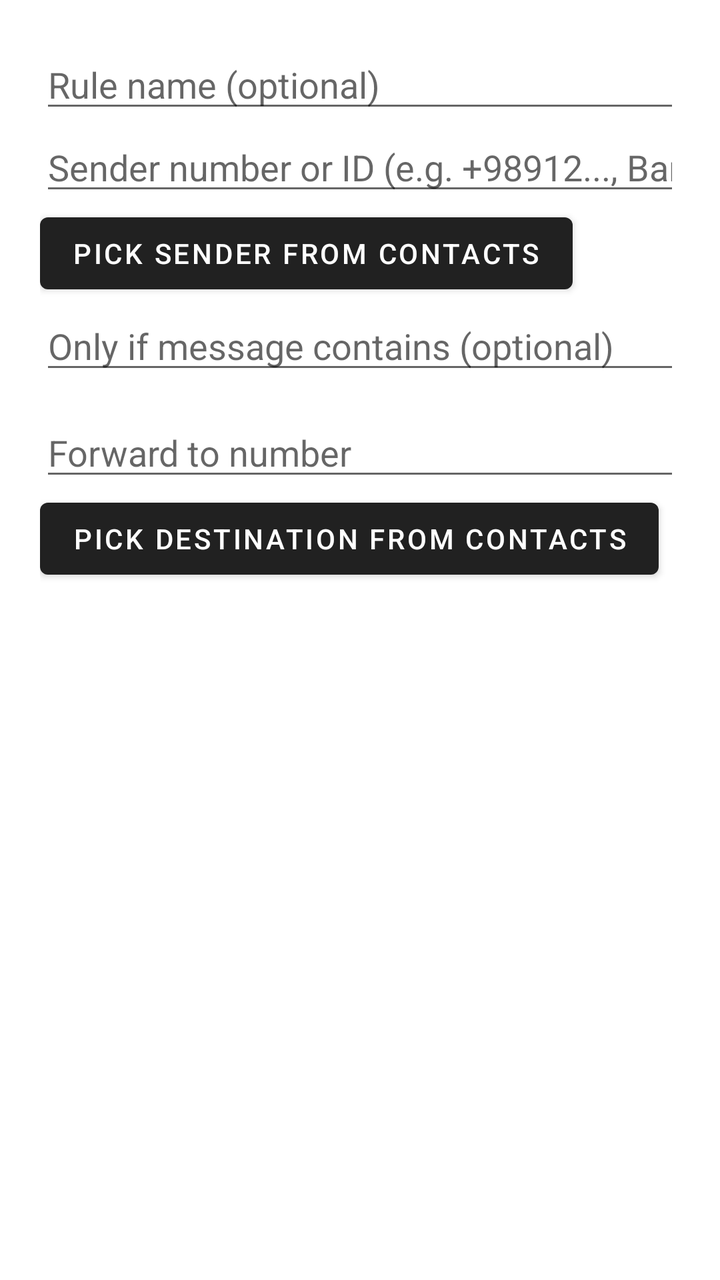
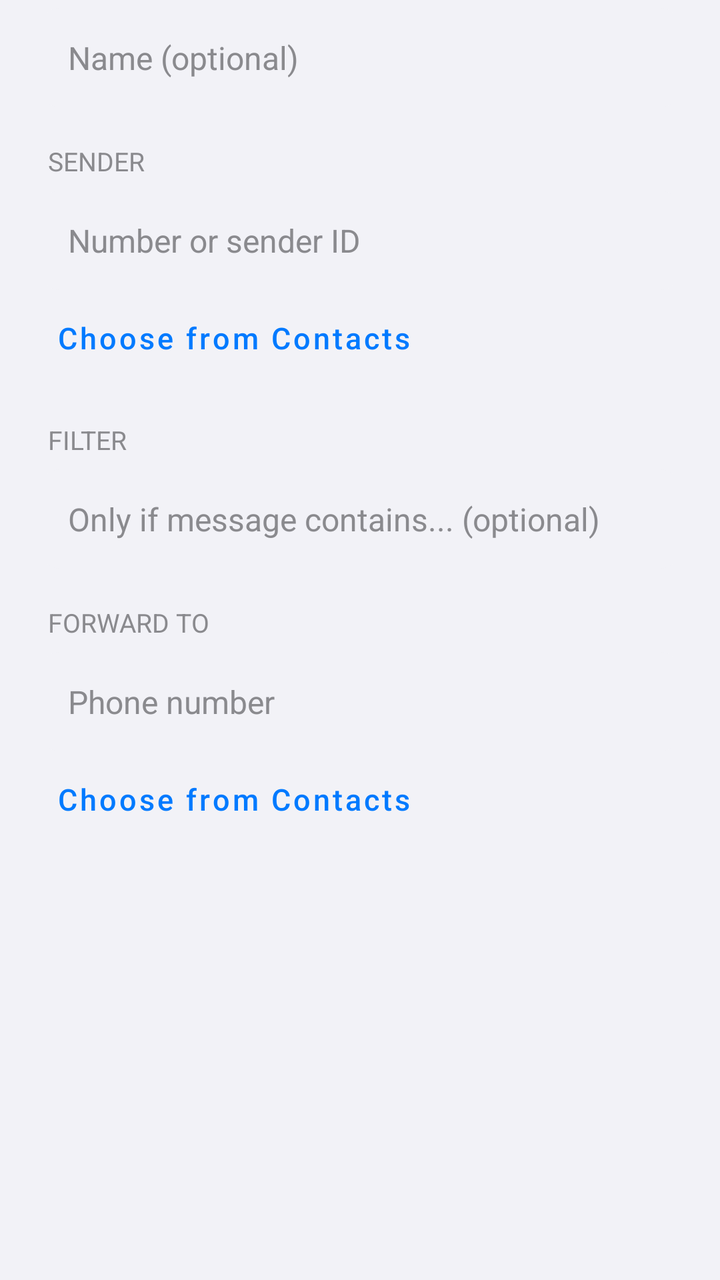

Screens rendered from an Android XML layout before and after an edit, with the pre-edit source and the edit as a unified diff.
<!-- AndroidManifest.xml: application theme Theme.SMSForwarder -->
<!-- res/layout/dialog_rule.xml -->
<?xml version="1.0" encoding="utf-8"?>
<ScrollView xmlns:android="http://schemas.android.com/apk/res/android"
    android:layout_width="match_parent"
    android:layout_height="wrap_content">

    <LinearLayout
        android:layout_width="match_parent"
        android:layout_height="wrap_content"
        android:orientation="vertical"
        android:padding="20dp">

        <EditText
            android:id="@+id/etName"
            android:layout_width="match_parent"
            android:layout_height="wrap_content"
            android:hint="@string/rule_name_hint"
            android:inputType="text" />

        <EditText
            android:id="@+id/etSender"
            android:layout_width="match_parent"
            android:layout_height="wrap_content"
            android:hint="@string/sender_hint"
            android:inputType="text" />

        <Button
            android:id="@+id/btnPickSender"
            android:layout_width="wrap_content"
            android:layout_height="wrap_content"
            android:text="@string/pick_sender" />

        <EditText
            android:id="@+id/etKeyword"
            android:layout_width="match_parent"
            android:layout_height="wrap_content"
            android:hint="@string/keyword_hint"
            android:inputType="text" />

        <EditText
            android:id="@+id/etDest"
            android:layout_width="match_parent"
            android:layout_height="wrap_content"
            android:layout_marginTop="12dp"
            android:hint="@string/dest_hint"
            android:inputType="phone" />

        <Button
            android:id="@+id/btnPick"
            android:layout_width="wrap_content"
            android:layout_height="wrap_content"
            android:text="@string/pick_contact" />
    </LinearLayout>
</ScrollView>
<!-- resources referenced by this layout -->
<resources>
  <string name="dest_hint">Forward to number</string>
  <string name="keyword_hint">Only if message contains (optional)</string>
  <string name="pick_contact">Pick destination from contacts</string>
  <string name="pick_sender">Pick sender from contacts</string>
  <string name="rule_name_hint">Rule name (optional)</string>
  <string name="sender_hint">Sender number or ID (e.g. +98912..., BankName)</string>
  <style name="Theme.SMSForwarder" parent="Theme.MaterialComponents.DayNight.DarkActionBar" />
</resources>

<!-- the commit's change to res/layout/dialog_rule.xml (unified diff, before → after) -->
@@ -7,17 +7,28 @@
         android:layout_width="match_parent"
         android:layout_height="wrap_content"
         android:orientation="vertical"
-        android:padding="20dp">
+        android:paddingStart="20dp"
+        android:paddingTop="4dp"
+        android:paddingEnd="20dp"
+        android:paddingBottom="8dp">
 
         <EditText
             android:id="@+id/etName"
+            style="@style/IOSField"
             android:layout_width="match_parent"
             android:layout_height="wrap_content"
             android:hint="@string/rule_name_hint"
             android:inputType="text" />
 
+        <TextView
+            style="@style/IOSSection"
+            android:layout_width="wrap_content"
+            android:layout_height="wrap_content"
+            android:text="@string/sec_sender" />
+
         <EditText
             android:id="@+id/etSender"
+            style="@style/IOSField"
             android:layout_width="match_parent"
             android:layout_height="wrap_content"
             android:hint="@string/sender_hint"
@@ -25,27 +36,42 @@
 
         <Button
             android:id="@+id/btnPickSender"
+            style="@style/IOSTextButton"
             android:layout_width="wrap_content"
             android:layout_height="wrap_content"
             android:text="@string/pick_sender" />
 
+        <TextView
+            style="@style/IOSSection"
+            android:layout_width="wrap_content"
+            android:layout_height="wrap_content"
+            android:text="@string/sec_filter" />
+
         <EditText
             android:id="@+id/etKeyword"
+            style="@style/IOSField"
             android:layout_width="match_parent"
             android:layout_height="wrap_content"
             android:hint="@string/keyword_hint"
             android:inputType="text" />
 
+        <TextView
+            style="@style/IOSSection"
+            android:layout_width="wrap_content"
+            android:layout_height="wrap_content"
+            android:text="@string/sec_forward" />
+
         <EditText
             android:id="@+id/etDest"
+            style="@style/IOSField"
             android:layout_width="match_parent"
             android:layout_height="wrap_content"
-            android:layout_marginTop="12dp"
             android:hint="@string/dest_hint"
             android:inputType="phone" />
 
         <Button
             android:id="@+id/btnPick"
+            style="@style/IOSTextButton"
             android:layout_width="wrap_content"
             android:layout_height="wrap_content"
             android:text="@string/pick_contact" />
<!-- resource entries referenced after the edit -->
@@ -1,11 +1,75 @@
 <!-- resources referenced by this layout -->
 <resources>
-  <string name="dest_hint">Forward to number</string>
-  <string name="keyword_hint">Only if message contains (optional)</string>
-  <string name="pick_contact">Pick destination from contacts</string>
-  <string name="pick_sender">Pick sender from contacts</string>
-  <string name="rule_name_hint">Rule name (optional)</string>
-  <string name="sender_hint">Sender number or ID (e.g. +98912..., BankName)</string>
-  <style name="Theme.SMSForwarder" parent="Theme.MaterialComponents.DayNight.DarkActionBar" />
+  <string name="dest_hint">Phone number</string>
+  <string name="keyword_hint">Only if message contains... (optional)</string>
+  <string name="pick_contact">Choose from Contacts</string>
+  <string name="pick_sender">Choose from Contacts</string>
+  <string name="rule_name_hint">Name (optional)</string>
+  <string name="sec_filter">FILTER</string>
+  <string name="sec_forward">FORWARD TO</string>
+  <string name="sec_sender">SENDER</string>
+  <string name="sender_hint">Number or sender ID</string>
+  <style name="IOSField">
+          <item name="android:background">@drawable/bg_field</item>
+          <item name="android:padding">14dp</item>
+          <item name="android:textSize">16sp</item>
+          <item name="android:textColor">@color/ios_label</item>
+          <item name="android:textColorHint">@color/ios_secondary</item>
+      </style>
+  <style name="IOSSection">
+          <item name="android:textSize">13sp</item>
+          <item name="android:textColor">@color/ios_secondary</item>
+          <item name="android:layout_marginTop">18dp</item>
+          <item name="android:layout_marginBottom">6dp</item>
+          <item name="android:layout_marginStart">4dp</item>
+      </style>
+  <style name="IOSTextButton" parent="Widget.MaterialComponents.Button.TextButton">
+          <item name="android:textColor">@color/ios_blue</item>
+          <item name="android:textAllCaps">false</item>
+          <item name="android:textSize">15sp</item>
+      </style>
+  <style name="Theme.SMSForwarder" parent="Theme.MaterialComponents.DayNight.NoActionBar">
+          <item name="colorPrimary">@color/ios_blue</item>
+          <item name="colorPrimaryVariant">@color/ios_blue</item>
+          <item name="colorOnPrimary">@android:color/white</item>
+          <item name="colorSecondary">@color/ios_blue</item>
+          <item name="colorAccent">@color/ios_blue</item>
+          <item name="android:windowBackground">@color/ios_bg</item>
+          <item name="android:statusBarColor">@color/ios_bg</item>
+          <item name="android:windowLightStatusBar">@bool/light_bars</item>
+          <item name="android:textColorPrimary">@color/ios_label</item>
+          <item name="android:textColorSecondary">@color/ios_secondary</item>
+          <item name="alertDialogTheme">@style/IOSAlertDialog</item>
+      </style>
+  <!-- drawable bg_field (drawable) -->
+  <?xml version="1.0" encoding="utf-8"?>
+  <shape xmlns:android="http://schemas.android.com/apk/res/android" android:shape="rectangle">
+      <solid android:color="@color/ios_field" />
+      <corners android:radius="10dp" />
+  </shape>
+  <color name="ios_label">#000000</color>
+  <color name="ios_secondary">#8A8A8E</color>
+  <color name="ios_blue">#007AFF</color>
+  <color name="ios_bg">#F2F2F7</color>
+  <style name="IOSAlertDialog" parent="Theme.AppCompat.DayNight.Dialog.Alert">
+          <item name="android:windowBackground">@drawable/bg_dialog</item>
+          <item name="android:textColorPrimary">@color/ios_label</item>
+          <item name="android:textColorSecondary">@color/ios_secondary</item>
+          <item name="colorAccent">@color/ios_blue</item>
+          <item name="buttonBarButtonStyle">@style/IOSDialogButton</item>
+      </style>
+  <color name="ios_field">#F2F2F7</color>
+  <!-- drawable bg_dialog (drawable) -->
+  <?xml version="1.0" encoding="utf-8"?>
+  <shape xmlns:android="http://schemas.android.com/apk/res/android" android:shape="rectangle">
+      <solid android:color="@color/ios_card" />
+      <corners android:radius="14dp" />
+  </shape>
+  <style name="IOSDialogButton" parent="Widget.AppCompat.Button.ButtonBar.AlertDialog">
+          <item name="android:textColor">@color/ios_blue</item>
+          <item name="android:textAllCaps">false</item>
+          <item name="android:textSize">17sp</item>
+      </style>
+  <color name="ios_card">#FFFFFF</color>
 </resources>
 
